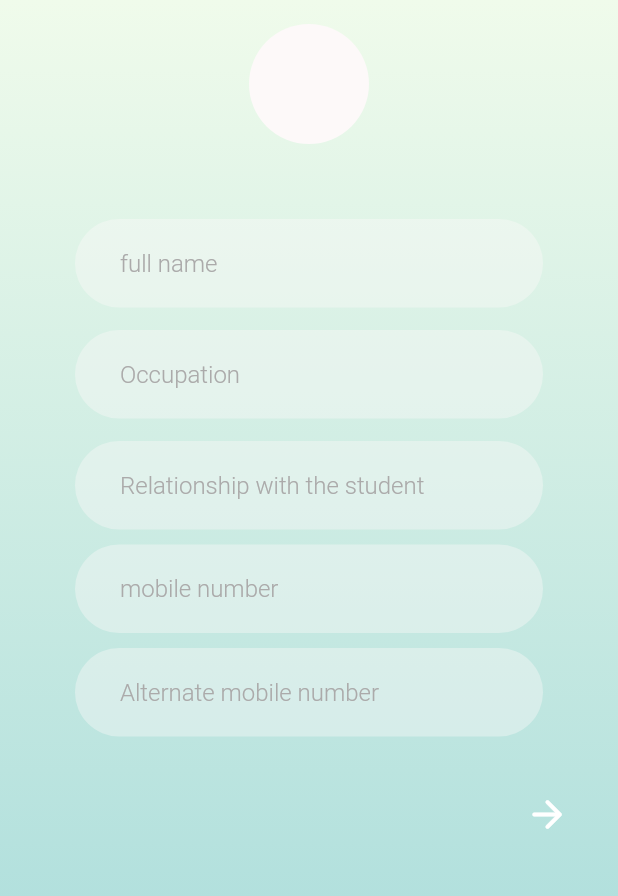
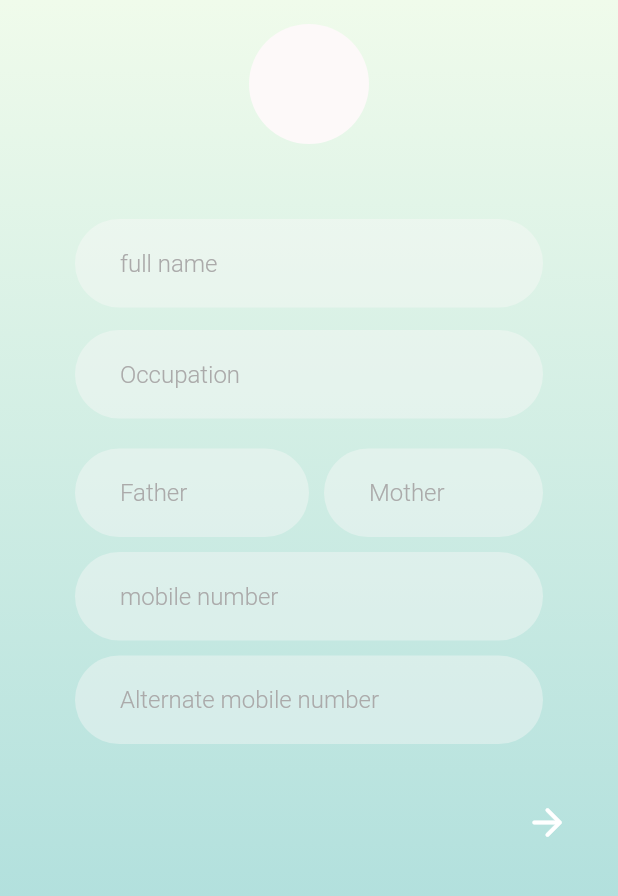
Before and after one commit to rashi-ash/BLink_app, a Flutter app: the ParentProfileEdit screen opened directly, on a phone screen of 412 x 824 dp, the part 132-1028 px from its top. Run offline on Flutter 3.47's test engine with Material 2 defaults, Android fonts, the light colour scheme and no system bars; our stand-ins replace cloud_firestore, firebase_auth, firebase_core, get, image_picker, modal_progress_hud_nsn; accounts and stored records are empty; Roboto replaces fonts that are missing (Rockwell).

Commit message:
UI correction

```diff
--- a/lib/Contents/home.dart
+++ b/lib/Contents/home.dart
@@ -34,7 +34,7 @@ class Landing extends StatelessWidget {
               mainAxisAlignment: MainAxisAlignment.center,
               children: [
                 Image.asset(
-                  'images/landing-page.png',
+                  'images/Landing-page.png',
                   height: 320.0,
                   fit: BoxFit.fill,
                 ),
--- a/lib/Contents/parent-profile-edit.dart
+++ b/lib/Contents/parent-profile-edit.dart
@@ -18,14 +18,16 @@ class _ParentProfileEditState extends State<ParentProfileEdit> {
   String? loggedUser;
   final name = TextEditingController();
   final occupation = TextEditingController();
-  final relationship = TextEditingController();
+  final father = TextEditingController();
+  final mother = TextEditingController();
   final altMobile = TextEditingController();
   final mobile = TextEditingController();
   getItemAndNavigate(BuildContext context) {
     try {
       final details = _fireStore.collection("users").doc(loggedUser).update({
         "Occupation": occupation.text,
-        "Relationship": relationship.text,
+        "Father": father.text,
+        "Mother": mother.text,
         "AlternateMobileNumber": altMobile.text,
       });
 
@@ -111,11 +113,28 @@ class _ParentProfileEditState extends State<ParentProfileEdit> {
                     ),
                     Padding(
                       padding: const EdgeInsets.only(
-                          top: 5, bottom: 10, left: 50, right: 50),
-                      child: Formfield(
-                          controllers: relationship,
-                          hintText: "Relationship with the student",
-                          type: TextInputType.name),
+                          left: 50, right: 50, top: 10, bottom: 10),
+                      child: Row(
+                        children: [
+                          Expanded(
+                            child: Formfield(
+                              controllers: father,
+                              hintText: "Father",
+                              type: TextInputType.name,
+                            ),
+                          ),
+                          Expanded(
+                            child: Padding(
+                              padding: const EdgeInsets.only(left: 10),
+                              child: Formfield(
+                                controllers: mother,
+                                hintText: "Mother",
+                                type: TextInputType.number,
+                              ),
+                            ),
+                          ),
+                        ],
+                      ),
                     ),
                     Padding(
                       padding: const EdgeInsets.only(
```
